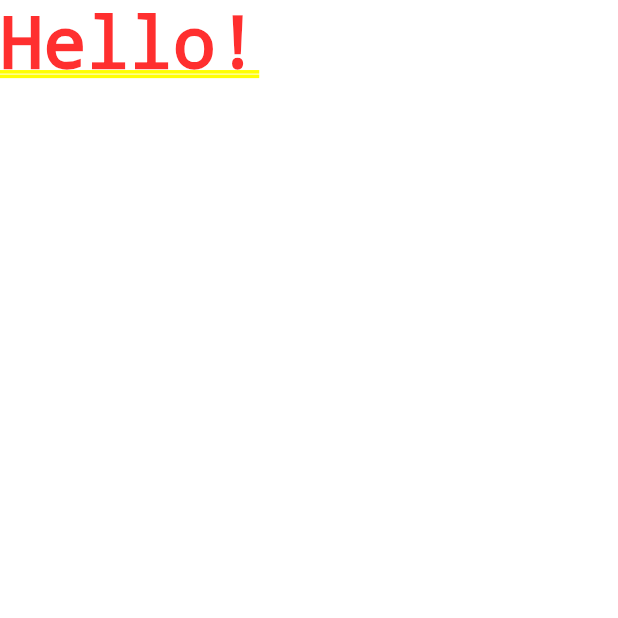
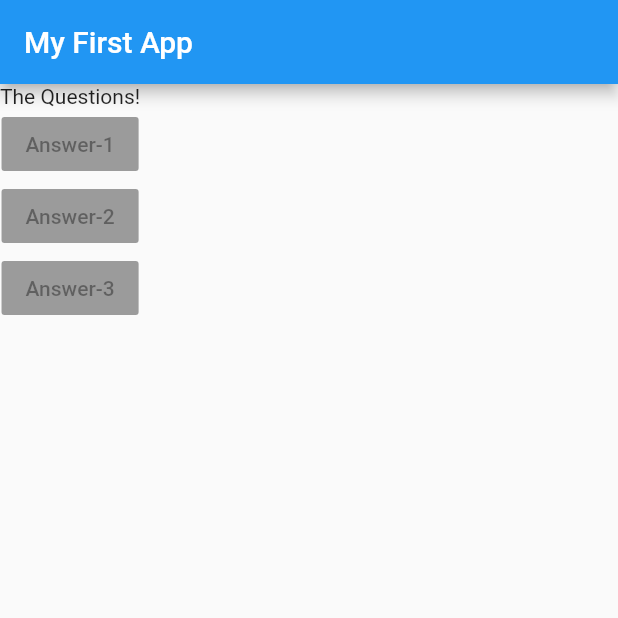
Before and after one commit to yashlad27/FlutterProjects, a Flutter app: the screen it shows after launch, on a phone screen of 412 x 824 dp, the top half of it. Run offline on Flutter 3.47's test engine with Material 2 defaults, Android fonts, the phone set to English and light mode, and no system bars.

Commit message:
adding column and raised buttons

```diff
--- a/flutter_application_1_udemy/lib/main.dart
+++ b/flutter_application_1_udemy/lib/main.dart
@@ -4,12 +4,40 @@ void main() {
   runApp(MyApp());
 }
 
+// void main() => runApp(MyApp());
+// short hand notation ( only for functions with one line of expressio )
 class MyApp extends StatelessWidget {
+  @override
   // adding a method not properties
   // in flutter whole app is a widget!
   Widget build(BuildContext context) {
+    var questions = [
+      "What's your favourite color?",
+      'What\'s your favourite animal?',
+    ];
     return MaterialApp(
-      home: Text('Hello!'),
+      home: Scaffold(
+        appBar: AppBar(
+          title: Text('My First App'),
+        ),
+        body: Column(children: [
+          Text('The Questions!'),
+          RaisedButton(
+            child: Text('Answer-1'),
+            onPressed: null,
+          ),
+          RaisedButton(
+            child: Text('Answer-2'),
+            onPressed: null,
+          ),
+          RaisedButton(
+            child: Text('Answer-3'),
+            onPressed: null,
+          ),
+          // raised button is depracated!!!
+          // ElevatedButton(onPressed: onPressed, child: child)
+        ]),
+      ),
     ); // named arguments in materialApp()
   }
 }
```
